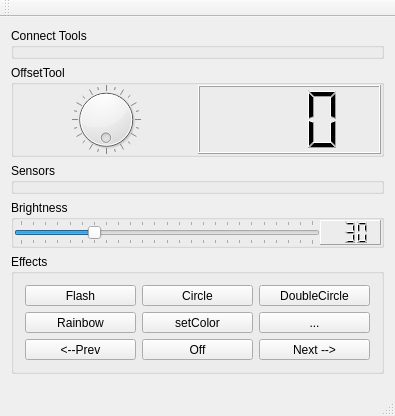
Qt form Apps/LWControl/controlmainwindow.ui (darkjavi/ws2812Wheels) before a commit.
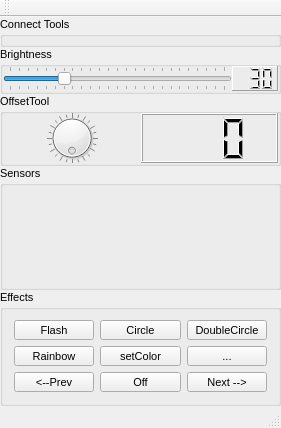
The same form after that commit. Custom widgets are drawn as their Qt base class.

```diff
--- a/Apps/LWControl/controlmainwindow.ui
+++ b/Apps/LWControl/controlmainwindow.ui
@@ -6,15 +6,35 @@
    <rect>
     <x>0</x>
     <y>0</y>
-    <width>395</width>
-    <height>416</height>
+    <width>281</width>
+    <height>428</height>
    </rect>
   </property>
+  <property name="font">
+   <font>
+    <pointsize>8</pointsize>
+   </font>
+  </property>
   <property name="windowTitle">
    <string>controlMainWindow</string>
   </property>
   <widget class="QWidget" name="centralWidget">
-   <layout class="QVBoxLayout" name="verticalLayout">
+   <layout class="QVBoxLayout" name="verticalLayout" stretch="2,1,1,10,6">
+    <property name="spacing">
+     <number>0</number>
+    </property>
+    <property name="leftMargin">
+     <number>0</number>
+    </property>
+    <property name="topMargin">
+     <number>0</number>
+    </property>
+    <property name="rightMargin">
+     <number>0</number>
+    </property>
+    <property name="bottomMargin">
+     <number>0</number>
+    </property>
     <item>
      <widget class="connectWidget" name="connectionWidget">
       <property name="title">
@@ -22,63 +42,6 @@
       </property>
      </widget>
     </item>
-    <item>
-     <widget class="QGroupBox" name="groupOffset">
-      <property name="title">
-       <string>OffsetTool</string>
-      </property>
-      <layout class="QHBoxLayout" name="horizontalLayout_2">
-       <property name="spacing">
-        <number>0</number>
-       </property>
-       <property name="leftMargin">
-        <number>0</number>
-       </property>
-       <property name="topMargin">
-        <number>0</number>
-       </property>
-       <property name="rightMargin">
-        <number>0</number>
-       </property>
-       <property name="bottomMargin">
-        <number>0</number>
-       </property>
-       <item>
-        <widget class="QDial" name="dialOffset">
-         <property name="maximum">
-          <number>360</number>
-         </property>
-         <property name="wrapping">
-          <bool>true</bool>
-         </property>
-         <property name="notchTarget">
-          <double>15.000000000000000</double>
-         </property>
-         <property name="notchesVisible">
-          <bool>true</bool>
-         </property>
-        </widget>
-       </item>
-       <item>
-        <widget class="QLCDNumber" name="lcdOffset">
-         <property name="smallDecimalPoint">
-          <bool>false</bool>
-         </property>
-         <property name="digitCount">
-          <number>3</number>
-         </property>
-        </widget>
-       </item>
-      </layout>
-     </widget>
-    </item>
-    <item>
-     <widget class="sensorsWidget" name="sensorViewWidget">
-      <property name="title">
-       <string>Sensors</string>
-      </property>
-     </widget>
-    </item>
     <item>
      <widget class="QGroupBox" name="groupBrightness">
       <property name="title">
@@ -141,12 +104,72 @@
       </layout>
      </widget>
     </item>
+    <item>
+     <widget class="QGroupBox" name="groupOffset">
+      <property name="title">
+       <string>OffsetTool</string>
+      </property>
+      <layout class="QHBoxLayout" name="horizontalLayout_2">
+       <property name="spacing">
+        <number>0</number>
+       </property>
+       <property name="leftMargin">
+        <number>0</number>
+       </property>
+       <property name="topMargin">
+        <number>0</number>
+       </property>
+       <property name="rightMargin">
+        <number>0</number>
+       </property>
+       <property name="bottomMargin">
+        <number>0</number>
+       </property>
+       <item>
+        <widget class="QDial" name="dialOffset">
+         <property name="maximum">
+          <number>360</number>
+         </property>
+         <property name="wrapping">
+          <bool>true</bool>
+         </property>
+         <property name="notchTarget">
+          <double>15.000000000000000</double>
+         </property>
+         <property name="notchesVisible">
+          <bool>true</bool>
+         </property>
+        </widget>
+       </item>
+       <item>
+        <widget class="QLCDNumber" name="lcdOffset">
+         <property name="smallDecimalPoint">
+          <bool>false</bool>
+         </property>
+         <property name="digitCount">
+          <number>3</number>
+         </property>
+        </widget>
+       </item>
+      </layout>
+     </widget>
+    </item>
+    <item>
+     <widget class="sensorsWidget" name="sensorViewWidget">
+      <property name="title">
+       <string>Sensors</string>
+      </property>
+     </widget>
+    </item>
     <item>
      <widget class="QGroupBox" name="effectsWidget">
       <property name="title">
        <string>Effects</string>
       </property>
       <layout class="QGridLayout" name="gridLayout">
+       <property name="sizeConstraint">
+        <enum>QLayout::SetMinimumSize</enum>
+       </property>
        <item row="3" column="2">
         <widget class="QToolButton" name="btnNext">
          <property name="sizePolicy">
@@ -267,19 +290,6 @@
       </layout>
      </widget>
     </item>
-    <item>
-     <spacer name="verticalSpacer">
-      <property name="orientation">
-       <enum>Qt::Vertical</enum>
-      </property>
-      <property name="sizeHint" stdset="0">
-       <size>
-        <width>20</width>
-        <height>40</height>
-       </size>
-      </property>
-     </spacer>
-    </item>
    </layout>
   </widget>
   <widget class="QMenuBar" name="menuBar">
@@ -293,11 +303,28 @@
    </property>
   </widget>
   <widget class="QToolBar" name="mainToolBar">
+   <property name="sizePolicy">
+    <sizepolicy hsizetype="Preferred" vsizetype="Maximum">
+     <horstretch>0</horstretch>
+     <verstretch>0</verstretch>
+    </sizepolicy>
+   </property>
+   <property name="maximumSize">
+    <size>
+     <width>16777215</width>
+     <height>130</height>
+    </size>
+   </property>
+   <property name="font">
+    <font>
+     <pointsize>8</pointsize>
+    </font>
+   </property>
    <attribute name="toolBarArea">
     <enum>TopToolBarArea</enum>
    </attribute>
    <attribute name="toolBarBreak">
-    <bool>false</bool>
+    <bool>true</bool>
    </attribute>
   </widget>
   <widget class="QStatusBar" name="statusBar"/>
```
Left out of the diff: 10 changed lines with no effect on the pictures.
